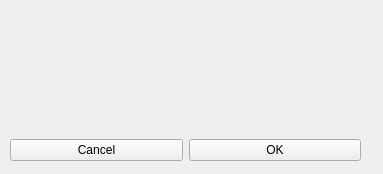
Before: the Qt Designer form removeprogrammerdialog.ui in DORB/Verkur3GUI, drawn with Qt 5.
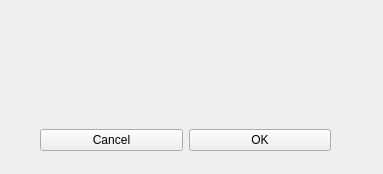
After: the same form once the commit is applied.

The edit to the form file:
```diff
--- a/removeprogrammerdialog.ui
+++ b/removeprogrammerdialog.ui
@@ -32,10 +32,10 @@
   <widget class="QWidget" name="verticalLayoutWidget">
    <property name="geometry">
     <rect>
-     <x>10</x>
-     <y>10</y>
-     <width>351</width>
-     <height>151</height>
+     <x>40</x>
+     <y>30</y>
+     <width>291</width>
+     <height>121</height>
     </rect>
    </property>
    <layout class="QVBoxLayout" name="verticalLayout">
@@ -52,7 +52,7 @@
       </property>
      </spacer>
     </item>
-    <item>
+    <item alignment="Qt::AlignHCenter">
      <widget class="QLabel" name="label_remove_programmer_msg">
       <property name="text">
        <string/>
```
